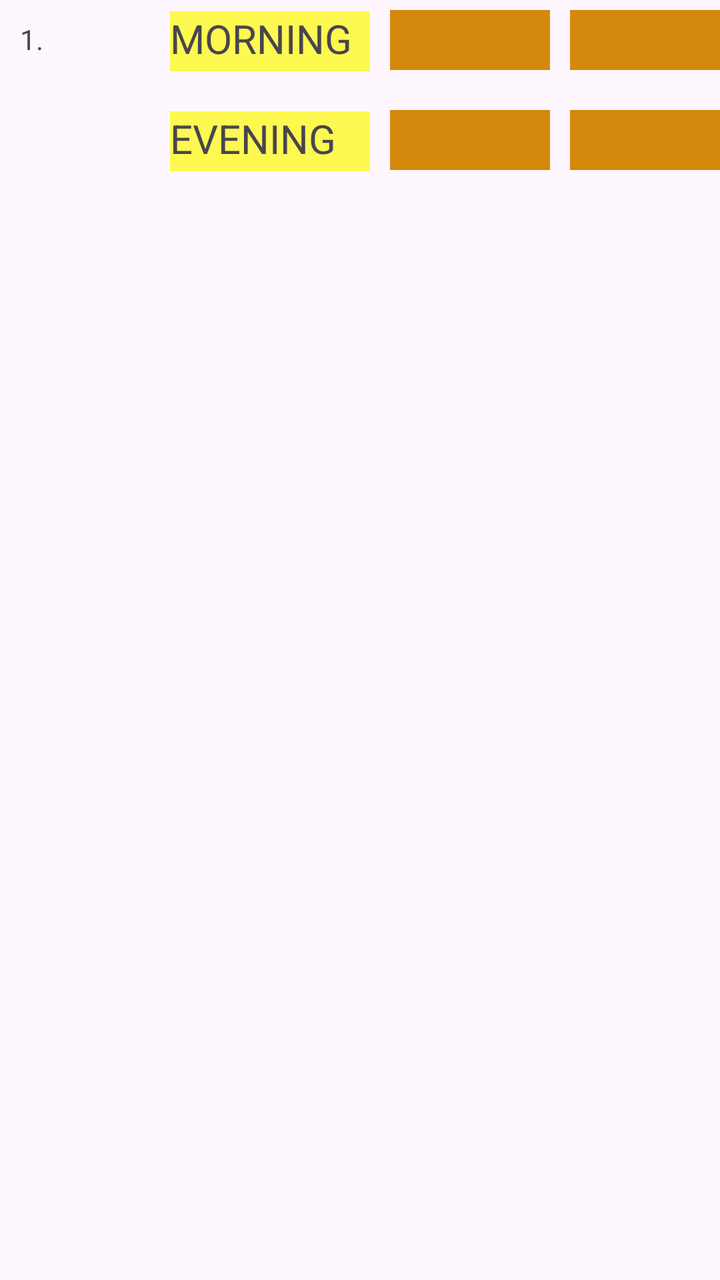
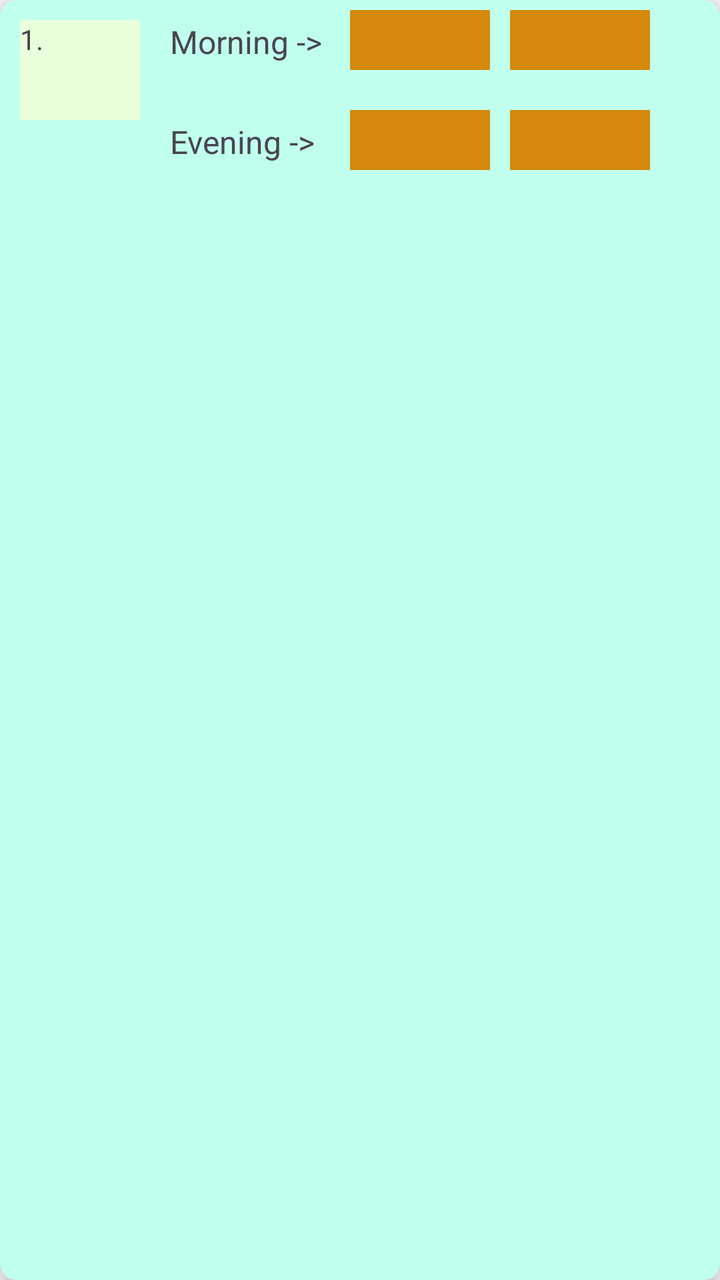

Before-and-after screenshots of an Android layout around one commit, followed by the original layout XML and the change that was made.
<!-- AndroidManifest.xml: application theme Theme.MyNewApp -->
<!-- res/layout/bill_layout.xml -->
<?xml version="1.0" encoding="utf-8"?>
<LinearLayout xmlns:android="http://schemas.android.com/apk/res/android"
    xmlns:tools="http://schemas.android.com/tools"
    android:layout_height="wrap_content"
    android:layout_width="wrap_content"
    android:orientation="horizontal">

    <androidx.appcompat.widget.AppCompatTextView
        android:id="@+id/serialNo"
        android:layout_width="60dp"
        android:layout_height="50dp"
        android:layout_margin="10dp"
        android:text="1. ">
    </androidx.appcompat.widget.AppCompatTextView>

    <LinearLayout
        android:layout_height="100dp"
        android:layout_width="wrap_content"
        android:orientation="vertical">

        <LinearLayout
            android:layout_height="50dp"
            android:layout_width="wrap_content"
            android:orientation="horizontal">

            <androidx.appcompat.widget.AppCompatTextView
                android:id="@+id/shiftM"
                android:layout_width="100dp"
                android:layout_height="30dp"
                android:layout_margin="5dp"
                android:background="#fdf950"
                android:text="MORNING"
                android:textSize="20sp">
            </androidx.appcompat.widget.AppCompatTextView>


            <androidx.appcompat.widget.AppCompatEditText
                android:id="@+id/amountM"
                android:layout_width="80dp"
                android:layout_height="30dp"
                android:layout_margin="5dp"
                android:background="#D4890D"
                android:inputType="numberDecimal">
            </androidx.appcompat.widget.AppCompatEditText>

            <androidx.appcompat.widget.AppCompatEditText
                android:id="@+id/litresM"
                android:layout_width="80dp"
                android:layout_height="30dp"
                android:layout_margin="5dp"
                android:background="#D4890D"
                android:inputType="numberDecimal">
            </androidx.appcompat.widget.AppCompatEditText>

        </LinearLayout>

        <LinearLayout
            android:layout_height="50dp"
            android:layout_width="wrap_content"
            android:orientation="horizontal">

            <androidx.appcompat.widget.AppCompatTextView
                android:id="@+id/shift"
                android:layout_width="100dp"
                android:layout_height="30dp"
                android:layout_margin="5dp"
                android:background="#fdf950"
                android:text="EVENING"
                android:textSize="20sp">
            </androidx.appcompat.widget.AppCompatTextView>

            <androidx.appcompat.widget.AppCompatEditText
                android:id="@+id/amount"
                android:layout_width="80dp"
                android:layout_height="30dp"
                android:layout_margin="5dp"
                android:background="#D4890D"
                android:inputType="numberDecimal">
            </androidx.appcompat.widget.AppCompatEditText>

            <androidx.appcompat.widget.AppCompatEditText
                android:id="@+id/litres"
                android:layout_width="80dp"
                android:layout_height="30dp"
                android:layout_margin="5dp"
                android:background="#D4890D"
                android:inputType="numberDecimal">
            </androidx.appcompat.widget.AppCompatEditText>

        </LinearLayout>

    </LinearLayout>


</LinearLayout>
<!-- resources referenced by this layout -->
<resources>
  <style name="Theme.MyNewApp" parent="Base.Theme.MyNewApp" />
  <style name="Base.Theme.MyNewApp" parent="Theme.Material3.DayNight.NoActionBar">
          
          
      </style>
</resources>

<!-- the commit's change to res/layout/bill_layout.xml (unified diff, before → after) -->
@@ -1,6 +1,17 @@
 <?xml version="1.0" encoding="utf-8"?>
-<LinearLayout xmlns:android="http://schemas.android.com/apk/res/android"
+<androidx.cardview.widget.CardView xmlns:android="http://schemas.android.com/apk/res/android"
     xmlns:tools="http://schemas.android.com/tools"
+    xmlns:app="http://schemas.android.com/apk/res-auto"
+    android:layout_width="wrap_content"
+    android:layout_height="wrap_content"
+    app:cardCornerRadius="8dp"
+    app:cardElevation="8dp"
+    app:cardBackgroundColor="#c0ffee"
+    android:padding="15dp"
+    android:layout_marginBottom="3dp"
+    android:layout_gravity="center_horizontal">
+
+<LinearLayout
     android:layout_height="wrap_content"
     android:layout_width="wrap_content"
     android:orientation="horizontal">
@@ -10,8 +21,8 @@
         android:layout_width="60dp"
         android:layout_height="50dp"
         android:layout_margin="10dp"
-        android:text="1. ">
-    </androidx.appcompat.widget.AppCompatTextView>
+        android:background="#e9ffdb"
+        android:text="1. " />
 
     <LinearLayout
         android:layout_height="100dp"
@@ -25,18 +36,17 @@
 
             <androidx.appcompat.widget.AppCompatTextView
                 android:id="@+id/shiftM"
-                android:layout_width="100dp"
+                android:layout_width="80dp"
                 android:layout_height="30dp"
                 android:layout_margin="5dp"
-                android:background="#fdf950"
-                android:text="MORNING"
-                android:textSize="20sp">
+                android:text="Morning -> "
+                android:textSize="16sp">
             </androidx.appcompat.widget.AppCompatTextView>
 
 
             <androidx.appcompat.widget.AppCompatEditText
                 android:id="@+id/amountM"
-                android:layout_width="80dp"
+                android:layout_width="70dp"
                 android:layout_height="30dp"
                 android:layout_margin="5dp"
                 android:background="#D4890D"
@@ -45,7 +55,7 @@
 
             <androidx.appcompat.widget.AppCompatEditText
                 android:id="@+id/litresM"
-                android:layout_width="80dp"
+                android:layout_width="70dp"
                 android:layout_height="30dp"
                 android:layout_margin="5dp"
                 android:background="#D4890D"
@@ -61,17 +71,16 @@
 
             <androidx.appcompat.widget.AppCompatTextView
                 android:id="@+id/shift"
-                android:layout_width="100dp"
+                android:layout_width="80dp"
                 android:layout_height="30dp"
                 android:layout_margin="5dp"
-                android:background="#fdf950"
-                android:text="EVENING"
-                android:textSize="20sp">
+                android:text="Evening -> "
+                android:textSize="16sp">
             </androidx.appcompat.widget.AppCompatTextView>
 
             <androidx.appcompat.widget.AppCompatEditText
                 android:id="@+id/amount"
-                android:layout_width="80dp"
+                android:layout_width="70dp"
                 android:layout_height="30dp"
                 android:layout_margin="5dp"
                 android:background="#D4890D"
@@ -80,7 +89,7 @@
 
             <androidx.appcompat.widget.AppCompatEditText
                 android:id="@+id/litres"
-                android:layout_width="80dp"
+                android:layout_width="70dp"
                 android:layout_height="30dp"
                 android:layout_margin="5dp"
                 android:background="#D4890D"
@@ -90,6 +99,5 @@
         </LinearLayout>
 
     </LinearLayout>
-
-
 </LinearLayout>
+    </androidx.cardview.widget.CardView>
